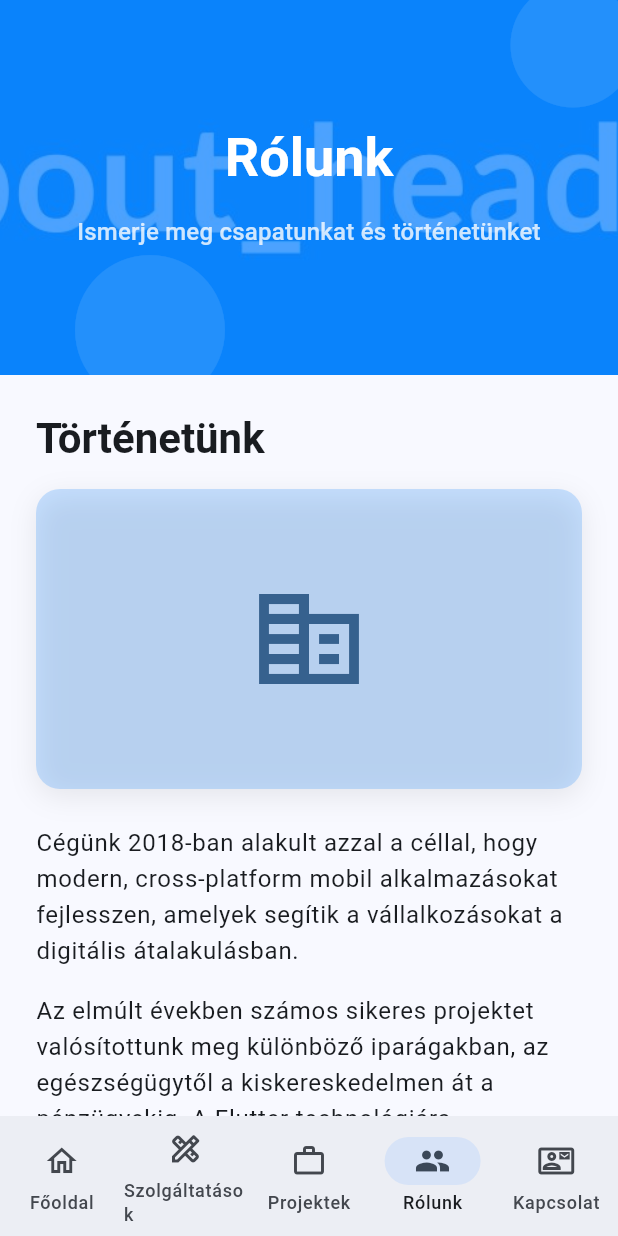
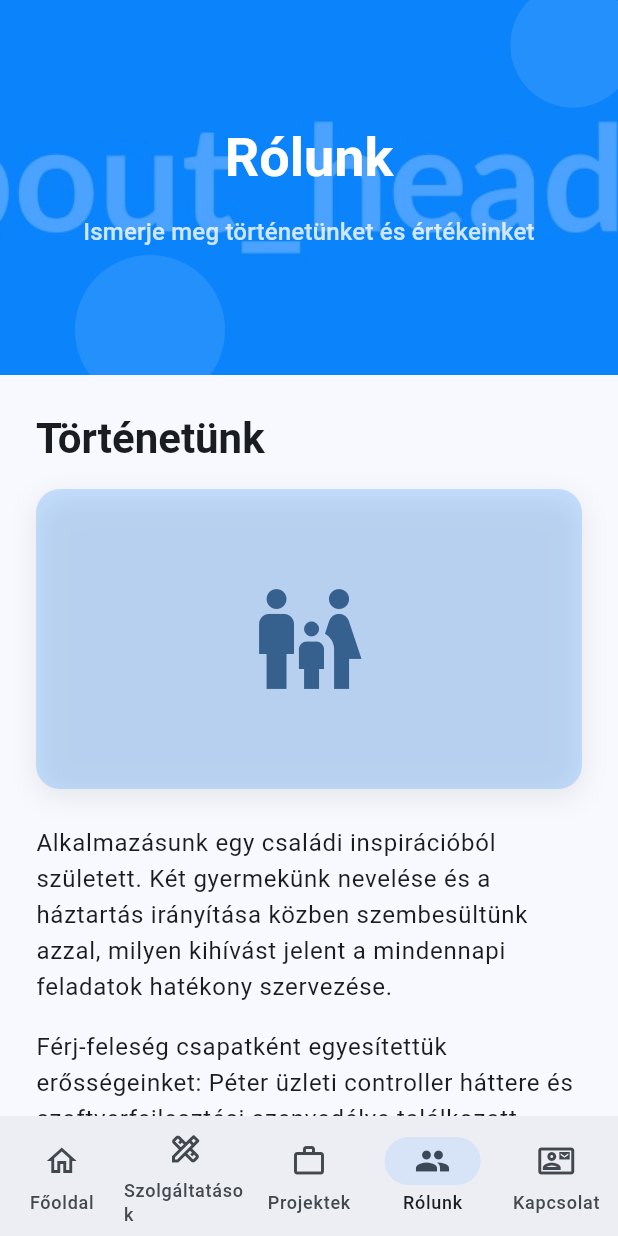
Before and after one commit to LPeee-hu/company_website, a Flutter app: the screen it shows after launch, item 4 of the bottom bar chosen, on a phone screen of 412 x 824 dp. Run offline on Flutter 3.47's test engine with Material 3 defaults, Android fonts, the phone set to English and light mode, and no system bars; our stand-ins replace animated_text_kit; Roboto replaces fonts that are missing (Montserrat).

Commit message:
about oldal frissítése

```diff
--- a/lib/pages/about_page.dart
+++ b/lib/pages/about_page.dart
@@ -24,7 +24,7 @@ class AboutPage extends StatelessWidget {
           children: [
             const PageHeader(
               title: 'Rólunk',
-              subtitle: 'Ismerje meg csapatunkat és történetünket',
+              subtitle: 'Ismerje meg történetünket és értékeinket',
               backgroundImage: 'assets/images/about_header.jpg',
             ),
             Padding(
@@ -70,7 +70,7 @@ class AboutPage extends StatelessWidget {
                               ),
                               child: Center(
                                 child: Icon(
-                                  Icons.corporate_fare,
+                                  Icons.family_restroom,
                                   size: 100,
                                   color: colorScheme.primary,
                                 ),
@@ -98,7 +98,7 @@ class AboutPage extends StatelessWidget {
                               ),
                               child: Center(
                                 child: Icon(
-                                  Icons.corporate_fare,
+                                  Icons.family_restroom,
                                   size: 80,
                                   color: colorScheme.primary,
                                 ),
@@ -126,7 +126,7 @@ class AboutPage extends StatelessWidget {
                         ),
                         const SizedBox(height: 8),
                         Text(
-                          'Tapasztalt szakemberek, akik segítenek az ötletét valósággá váltani',
+                          'A családi alkalmazás mögött álló alkotópáros',
                           style: theme.textTheme.bodyLarge,
                           textAlign: TextAlign.center,
                         ),
@@ -143,7 +143,7 @@ class AboutPage extends StatelessWidget {
                             } else if (isTablet) {
                               crossAxisCount = 2;
                             } else {
-                              crossAxisCount = 3;
+                              crossAxisCount = 2; // Csak 2 csapattag van
                             }
 
                             return Wrap(
@@ -190,40 +190,40 @@ class AboutPage extends StatelessWidget {
                         runSpacing: 20,
                         children: [
                           _ValueCard(
-                            icon: Icons.lightbulb,
-                            title: 'Innováció',
+                            icon: Icons.family_restroom,
+                            title: 'Családközpontúság',
                             description:
-                                'Folyamatosan keressük az új technológiákat és módszereket, hogy a legjobb megoldásokat nyújthassuk.',
+                                'Saját családi tapasztalataink alapján olyan megoldásokat fejlesztünk, amelyek valóban segítenek a mindennapokban.',
                             width: isMobile
                                 ? constraints.maxWidth
                                 : (constraints.maxWidth / 2) - 20,
                             color: colorScheme.primary,
                           ),
                           _ValueCard(
-                            icon: Icons.handshake,
-                            title: 'Partnerség',
+                            icon: Icons.lightbulb,
+                            title: 'Innováció',
                             description:
-                                'Szoros együttműködésben dolgozunk ügyfeleinkkel, hogy megértsük igényeiket és céljaikat.',
+                                'A legújabb technológiákat alkalmazzuk, hogy modern és felhasználóbarát alkalmazásokat hozzunk létre.',
                             width: isMobile
                                 ? constraints.maxWidth
                                 : (constraints.maxWidth / 2) - 20,
                             color: colorScheme.primary,
                           ),
                           _ValueCard(
-                            icon: Icons.verified,
-                            title: 'Minőség',
+                            icon: Icons.design_services,
+                            title: 'Kreatív Design',
                             description:
-                                'Elkötelezettek vagyunk a legmagasabb minőségű szoftverek fejlesztése mellett.',
+                                'Hiszünk abban, hogy a jó dizájn nemcsak szép, hanem funkcionális is. Minden elemnek célja van.',
                             width: isMobile
                                 ? constraints.maxWidth
                                 : (constraints.maxWidth / 2) - 20,
                             color: colorScheme.primary,
                           ),
                           _ValueCard(
-                            icon: Icons.timelapse,
-                            title: 'Határidők betartása',
+                            icon: Icons.balance,
+                            title: 'Üzleti Szemlélet',
                             description:
-                                'Projektkivitelezésünk során a pontosság és a megbízhatóság alapvető érték számunkra.',
+                                'Ötvözzük a fejlesztői kreativitást az üzleti precizitással, így valódi értéket teremtünk.',
                             width: isMobile
                                 ? constraints.maxWidth
                                 : (constraints.maxWidth / 2) - 20,
@@ -247,7 +247,7 @@ class AboutPage extends StatelessWidget {
                     child: Column(
                       children: [
                         Text(
-                          'Dolgozzunk együtt a következő projektjén!',
+                          'Egyszerűsítse családi mindennapjait alkalmazásunkkal!',
                           style: theme.textTheme.headlineSmall?.copyWith(
                             fontWeight: FontWeight.bold,
                           ),
@@ -255,14 +255,17 @@ class AboutPage extends StatelessWidget {
                         ),
                         const SizedBox(height: 16),
                         Text(
-                          'Vegye fel velünk a kapcsolatot, és beszéljük meg, hogyan segíthetünk az ötletét valósággá váltani.',
+                          'Töltse le a családi feladatkezelő alkalmazásunkat, vagy vegye fel velünk a kapcsolatot egyedi igényeivel kapcsolatban.',
                           style: theme.textTheme.bodyLarge,
                           textAlign: TextAlign.center,
                         ),
                         const SizedBox(height: 24),
+                        Row(
+                          mainAxisAlignment: MainAxisAlignment.center,
+                          children: [
                             ElevatedButton(
                               onPressed: () {
-                            // Navigate to contact page
+                                // Navigate to download page
                               },
                               style: ElevatedButton.styleFrom(
                                 padding: const EdgeInsets.symmetric(
@@ -273,12 +276,35 @@ class AboutPage extends StatelessWidget {
                                 foregroundColor: Colors.white,
                               ),
                               child: const Text(
-                            'Kapcsolatfelvétel',
+                                'Alkalmazás letöltése',
                                 style: TextStyle(
                                   fontSize: 16,
                                   fontWeight: FontWeight.bold,
                                 ),
                               ),
+                            ),
+                            const SizedBox(width: 16),
+                            OutlinedButton(
+                              onPressed: () {
+                                // Navigate to contact page
+                              },
+                              style: OutlinedButton.styleFrom(
+                                padding: const EdgeInsets.symmetric(
+                                  horizontal: 32,
+                                  vertical: 16,
+                                ),
+                                side: BorderSide(color: colorScheme.primary),
+                              ),
+                              child: Text(
+                                'Kapcsolatfelvétel',
+                                style: TextStyle(
+                                  fontSize: 16,
+                                  fontWeight: FontWeight.bold,
+                                  color: colorScheme.primary,
+                                ),
+                              ),
+                            ),
+                          ],
                         ),
                       ],
                     ),
@@ -297,17 +323,17 @@ class AboutPage extends StatelessWidget {
       crossAxisAlignment: CrossAxisAlignment.start,
       children: [
         Text(
-          'Cégünk 2018-ban alakult azzal a céllal, hogy modern, cross-platform mobil alkalmazásokat fejlesszen, amelyek segítik a vállalkozásokat a digitális átalakulásban.',
+          'Alkalmazásunk egy családi inspirációból született. Két gyermekünk nevelése és a háztartás irányítása közben szembesültünk azzal, milyen kihívást jelent a mindennapi feladatok hatékony szervezése.',
           style: theme.textTheme.bodyLarge,
         ),
         const SizedBox(height: 16),
         Text(
-          'Az elmúlt években számos sikeres projektet valósítottunk meg különböző iparágakban, az egészségügytől a kiskereskedelmen át a pénzügyekig. A Flutter technológiára specializálódva segítünk ügyfeleinknek csökkenteni a fejlesztési időt és költségeket, miközben kiváló minőségű alkalmazásokat biztosítunk.',
+          'Férj-feleség csapatként egyesítettük erősségeinket: Péter üzleti controller háttere és szoftverfejlesztési szenvedélye találkozott Daniella kreatív design szemléletével és gyártástervezési tapasztalatával. Így született meg a családi feladatkezelő alkalmazásunk, amely ötvözi a praktikus funkciókat és a felhasználóbarát dizájnt.',
           style: theme.textTheme.bodyLarge,
         ),
         const SizedBox(height: 16),
         Text(
-          'Tapasztalt fejlesztőkből, UI/UX tervezőkből és projektmenedzserekből álló csapatunk szorosan együttműködik ügyfeleinkkel, hogy megértse egyedi igényeiket és céljaikat, és egyedi megoldásokat nyújtson, amelyek valódi üzleti értéket teremtenek.',
+          'Amit saját családunknak fejlesztettünk, most szeretnénk megosztani másokkal is. Küldetésünk, hogy segítsünk a családoknak hatékonyabban szervezni mindennapjaikat, hogy több idő maradjon arra, ami igazán számít: a közösen töltött minőségi időre.',
           style: theme.textTheme.bodyLarge,
         ),
       ],
@@ -330,49 +356,21 @@ class TeamMember {
   });
 }
 
-// Sample team members data
+// Frissített csapattagok - csak ketten vannak
 final List<TeamMember> _teamMembers = [
   const TeamMember(
-    name: 'Kovács István',
-    position: 'Ügyvezető igazgató',
+    name: 'Péter',
+    position: 'Társalapító & Technológiai Vezető',
     bio:
-        'István több mint 15 éves tapasztalattal rendelkezik a szoftverfejlesztés területén. A Flutter korai bevezetőjeként segített számtalan vállalatnak a mobil stratégiájuk kialakításában.',
+        'Péter üzleti controllerként kezdte karrierjét, ahol erős elemzői szemléletet és üzleti gondolkodást sajátított el. A szoftverfejlesztés iránti szenvedélye Python programozással indult, majd a cross-platform fejlesztés területén találta meg hivatását. A Flutter technológiára specializálódva egyesíti az üzleti precizitást és a fejlesztői kreativitást.',
     imageUrl: 'assets/images/team/peti.jpg',
   ),
   const TeamMember(
-    name: 'Nagy Anna',
-    position: 'Vezető fejlesztő',
+    name: 'Daniella',
+    position: 'Társalapító & Kreatív Vezető',
     bio:
-        'Anna szakértő a Flutter és a cross-platform fejlesztés területén. Szenvedélye a tiszta, hatékony kód írása és az új technológiák feltárása.',
+        'Daniella gyártástervezési háttérrel rendelkezik, ahol a hatékony folyamatok kialakítása és optimalizálása volt a feladata. Saját vállalkozásában design ékszereket tervezett és készített, így gyakorlati tapasztalatot szerzett a kreatív tervezés és a felhasználói élmény terén. Az alkalmazás vizuális arculatáért és felhasználói élményéért felel.',
     imageUrl: 'assets/images/team/deni.jpg',
-  ),
-  const TeamMember(
-    name: 'Szabó Péter',
-    position: 'UI/UX tervező',
-    bio:
-        'Péter kreatív designer, aki gyönyörű és felhasználóbarát alkalmazásokat tervez. Munkája során ötvözi a felhasználói élményt a modern dizájn elvekkel.',
-    imageUrl: 'assets/images/team/peter.jpg',
-  ),
-  const TeamMember(
-    name: 'Varga Júlia',
-    position: 'Projektmenedzser',
-    bio:
-        'Júlia biztosítja, hogy a projektek időben és a költségvetésen belül készüljenek el. Kiváló kommunikációs készségekkel rendelkezik és remekül kezeli a kihívásokat.',
-    imageUrl: 'assets/images/team/julia.jpg',
-  ),
-  const TeamMember(
-    name: 'Tóth Gábor',
-    position: 'Backend fejlesztő',
-    bio:
-        'Gábor szakértő a skálázható backend rendszerek fejlesztésében. Szorosan együttműködik a Flutter csapattal a teljes stack megoldások kiépítésében.',
-    imageUrl: 'assets/images/team/gabor.jpg',
-  ),
-  const TeamMember(
-    name: 'Kiss Eszter',
-    position: 'Minőségbiztosítási mérnök',
-    bio:
-        'Eszter felel az alkalmazások minőségéért, átfogó tesztelési stratégiákat dolgoz ki, és automatizált teszteket ír a hibák korai felderítésére.',
-    imageUrl: 'assets/images/team/eszter.jpg',
   ),
 ];
 
```
Lines whose indentation alone changed are shown as unchanged.
